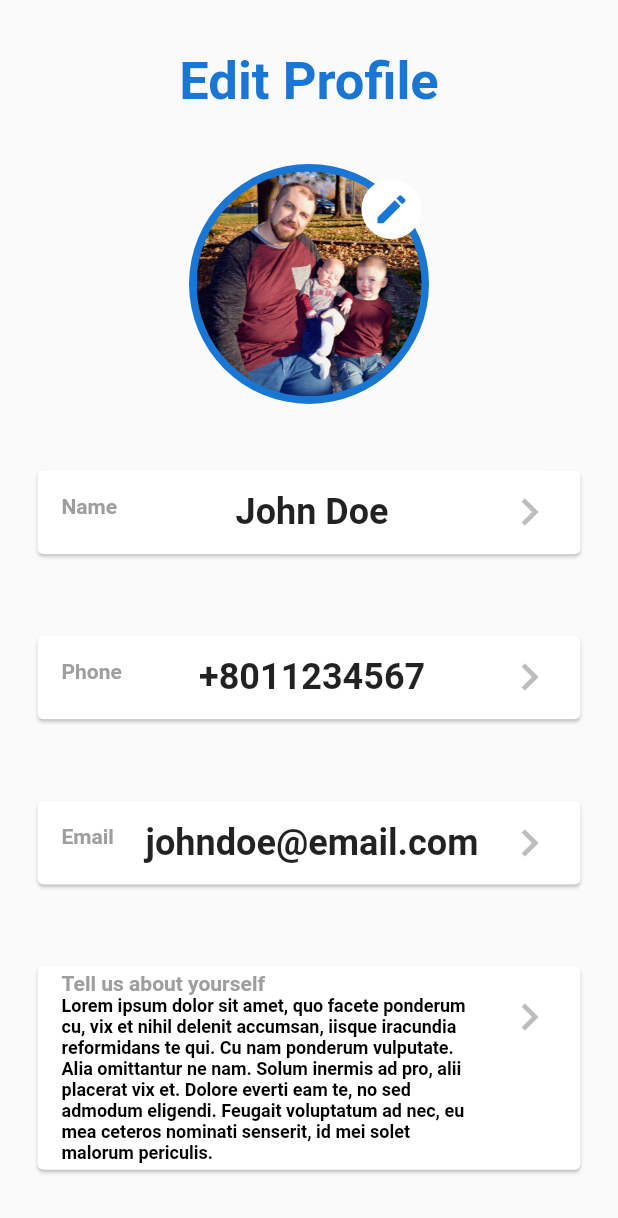
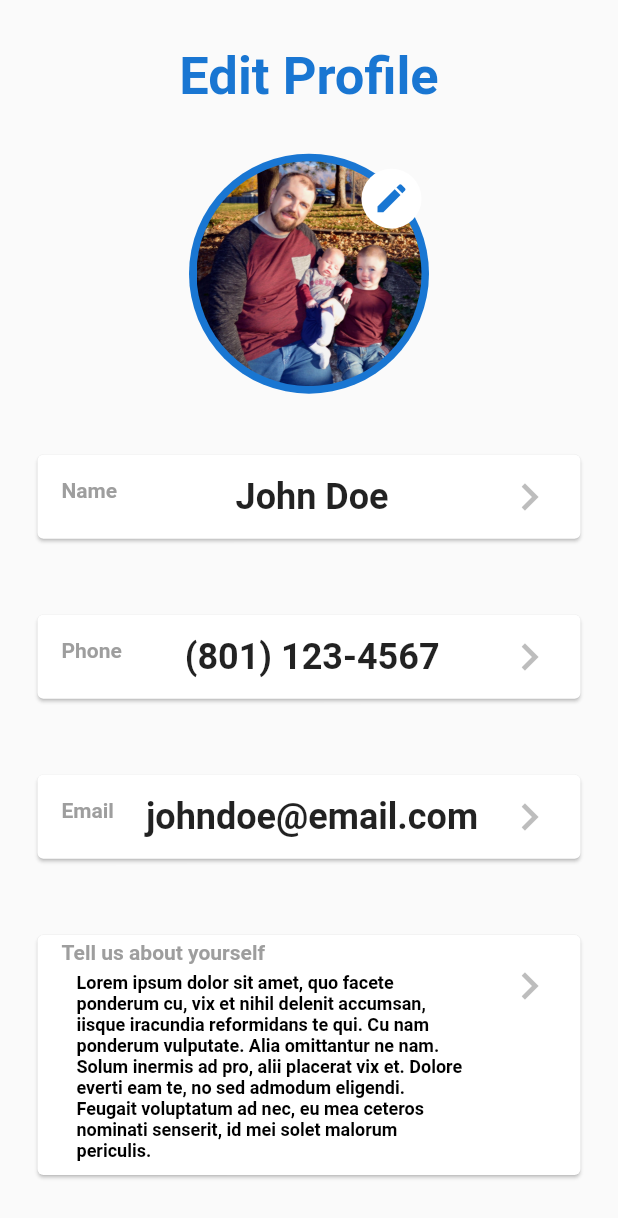
Before and after one commit to chasewgreenwood/approachable_geek_project, a Flutter app: the screen it shows after launch, on a phone screen of 412 x 824 dp. Shown: the top 1218 px of the screen. Run offline on Flutter 3.47's test engine with Material 2 defaults, Android fonts, the phone set to English and light mode, and no system bars.

Commit message:
minor layout changes

```diff
--- a/lib/pages/user_profile_page.dart
+++ b/lib/pages/user_profile_page.dart
@@ -85,7 +85,7 @@ class _UserProfilePageState extends State<UserProfilePage> {
                         ),
                       ),
                       title: Text(
-                        '+8011234567',
+                        '(801) 123-4567',
                         maxLines: 1,
                         textAlign: TextAlign.center,
                         style: TextStyle(
@@ -112,7 +112,7 @@ class _UserProfilePageState extends State<UserProfilePage> {
                         ),
                       ),
                       title: FittedBox(
-                        fit: BoxFit.contain,
+                        fit: BoxFit.scaleDown,
                         child: Text(
                           'johndoe@email.com',
                           maxLines: 1,
@@ -146,6 +146,7 @@ class _UserProfilePageState extends State<UserProfilePage> {
                           children: <Widget>[
                             Flexible(
                               child: Container(
+                                margin: EdgeInsets.symmetric(vertical: 5.0, horizontal: 10.0),
                                 alignment: Alignment.centerLeft,
                                 child: Text(
                                   'Lorem ipsum dolor sit amet, quo facete ponderum cu, vix et nihil delenit accumsan, iisque iracundia reformidans te qui. Cu nam ponderum vulputate. Alia omittantur ne nam. Solum inermis ad pro, alii placerat vix et. Dolore everti eam te, no sed admodum eligendi. Feugait voluptatum ad nec, eu mea ceteros nominati senserit, id mei solet malorum periculis.',
```
